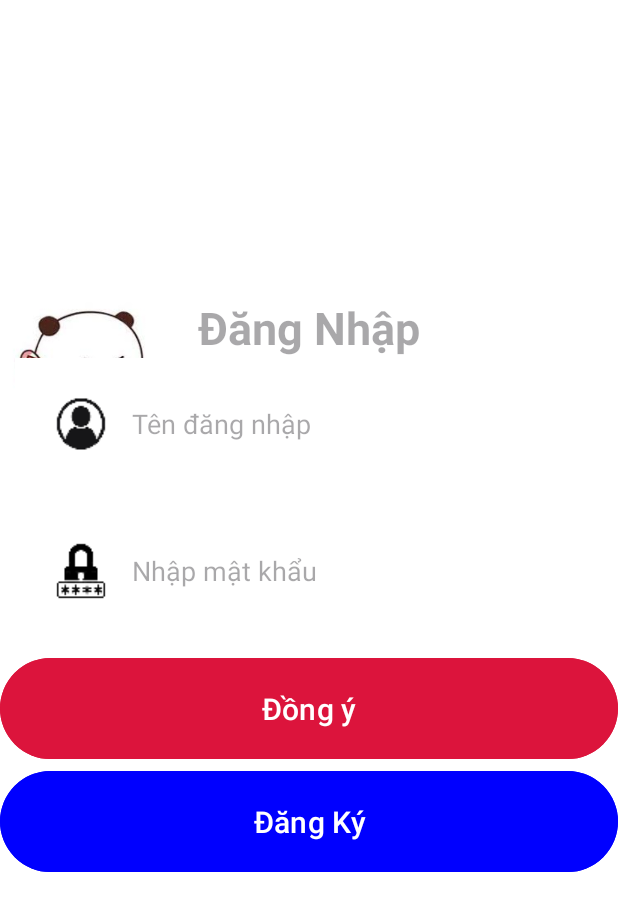
After one commit to LHCNguyen/OrderFoodApp, an Android app: the layout layout_dangnhap.xml on its own in the app's theme, with its tools: preview values and no code run, on a phone screen of 412 x 824 dp. The commit adds this screen. Shown: the top 911 px of the screen. Run offline under Robolectric (Android 15) with nearby library versions, the phone set to English and light mode, and no system bars.

Commit message:
Thiet ke man hinh dang nhap

```diff
--- a/OrderFoodApp/app/src/main/AndroidManifest.xml
+++ b/OrderFoodApp/app/src/main/AndroidManifest.xml
@@ -15,12 +15,18 @@
         <activity
             android:name=".DangKyActivity"
             android:exported="true">
+
+        </activity>
+
+        <activity android:name=".DangNhapActivity"
+            android:exported="true">
             <intent-filter>
                 <action android:name="android.intent.action.MAIN" />
 
                 <category android:name="android.intent.category.LAUNCHER" />
             </intent-filter>
         </activity>
+
     </application>
 
 </manifest>
--- /dev/null
+++ b/OrderFoodApp/app/src/main/res/layout/layout_dangnhap.xml
@@ -0,0 +1,86 @@
+<?xml version="1.0" encoding="utf-8"?>
+<RelativeLayout xmlns:android="http://schemas.android.com/apk/res/android"
+    android:layout_width="match_parent"
+    android:layout_height="match_parent"
+    android:background="@color/white">
+
+    <TextView
+        android:layout_width="wrap_content"
+        android:layout_height="wrap_content"
+        android:textSize="@dimen/textSize30sp"
+        android:hint="@string/dangNhap"
+        android:layout_above="@+id/lnKhungDangNhap"
+        android:layout_centerHorizontal="true"
+        android:textStyle="bold"/>
+
+    <ImageView
+        android:layout_width="@dimen/size200dp"
+        android:layout_height="@dimen/size200dp"
+        android:src="@drawable/picturesignup_transparent"
+
+        android:layout_alignLeft="@id/lnKhungDangNhap"
+        android:layout_marginTop="@dimen/size150dp"
+        android:layout_marginRight="@dimen/size300dp"/>
+    <LinearLayout
+        android:id="@+id/lnKhungDangNhap"
+        android:layout_width="match_parent"
+        android:layout_height="wrap_content"
+        android:orientation="vertical"
+        android:layout_centerHorizontal="true"
+        android:layout_centerVertical="true"
+        >
+
+        <EditText
+            android:id="@+id/edtTaiKhoan"
+            android:layout_width="match_parent"
+            android:layout_height="wrap_content"
+            android:hint="@string/tenDangNhap"
+            android:padding="@dimen/size20dp"
+            android:layout_marginLeft="@dimen/size10dp"
+            android:layout_marginRight="@dimen/size10dp"
+            android:layout_marginBottom="@dimen/size10dp"
+            android:background="@color/white"
+            android:textColor="@color/black"
+            android:drawableLeft="@drawable/user"
+            android:drawablePadding="@dimen/size10dp"
+            android:singleLine="true"
+
+            />
+
+        <EditText
+            android:id="@+id/edtMatKhauDN"
+            android:layout_width="match_parent"
+            android:layout_height="wrap_content"
+            android:hint="@string/nhapMatKhau"
+            android:padding="@dimen/size20dp"
+            android:layout_marginLeft="@dimen/size10dp"
+            android:layout_marginRight="@dimen/size10dp"
+            android:layout_marginBottom="@dimen/size10dp"
+            android:background="@color/white"
+            android:drawableLeft="@drawable/password"
+            android:drawablePadding="@dimen/size10dp"
+            android:singleLine="true"
+            android:textColor="@color/black"
+            android:inputType="textPassword"
+            />
+
+        <Button
+            android:id="@+id/btnDongYDN"
+            android:layout_width="match_parent"
+            android:layout_height="wrap_content"
+            android:text="@string/dongY"
+            android:backgroundTint="@color/Red"
+            android:padding="@dimen/size20dp"
+            android:textSize="@dimen/textSize20sp"/>
+
+        <Button
+            android:id="@+id/btnDangKyDN"
+            android:layout_width="match_parent"
+            android:layout_height="wrap_content"
+            android:text="@string/dangKy"
+            android:backgroundTint="@color/blue_magenta"
+            android:padding="@dimen/size20dp"
+            android:textSize="@dimen/textSize20sp"/>
+    </LinearLayout>
+
+</RelativeLayout>
--- a/OrderFoodApp/app/src/main/res/values/colors.xml
+++ b/OrderFoodApp/app/src/main/res/values/colors.xml
@@ -6,4 +6,6 @@
     <color name="blue_magenta">#00F</color>
     <color name="organe">#FFA500</color>
     <color name="lime">#00FF00</color>
+    <color name="Red">#DC143C</color>
+
 </resources>
--- /dev/null
+++ b/OrderFoodApp/app/src/main/res/values/dimens.xml
@@ -0,0 +1,18 @@
+<?xml version="1.0" encoding="utf-8"?>
+<resources>
+    <dimen name="size10dp">10dp</dimen>
+    <dimen name="size16dp">16dp</dimen>
+    <dimen name="size20dp">20dp</dimen>
+    <dimen name="size32dp">32dp</dimen>
+    <dimen name="size50dp">50dp</dimen>
+    <dimen name="size56dp">56dp</dimen>
+    <dimen name="size92dp">92dp</dimen>
+    <dimen name="size150dp">150dp</dimen>
+    <dimen name="size200dp">200dp</dimen>
+    <dimen name="size300dp">300dp</dimen>
+
+
+    <dimen name="textSize20sp">20sp</dimen>
+    <dimen name="textSize25sp">25sp</dimen>
+    <dimen name="textSize30sp">30sp</dimen>
+</resources>
--- a/OrderFoodApp/app/src/main/res/values/strings.xml
+++ b/OrderFoodApp/app/src/main/res/values/strings.xml
@@ -8,4 +8,6 @@
     <string name="thoat">Thoát</string>
     <string name="dangKy">Đăng Ký</string>
     <string name="xacNhanMatKhau">Xác nhận mật khẩu</string>
+    <string name="dangNhap">Đăng Nhập</string>
+
 </resources>
```
Also changed, not shown: OrderFoodApp/app/src/main/java/com/example/orderfoodapp/DangNhapActivity.java (added, +30 -0 lines), OrderFoodApp/app/src/main/res/layout/layout_dangky.xml (+38 -38 lines), OrderFoodApp/app/src/main/res/drawable/picturesignup_transparent.png (added).
